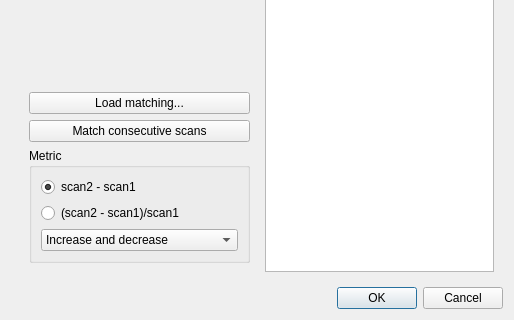
Qt form connectometry/match_db.ui (frankyeh/DSI-Studio) before a commit; both pictures show x 0 to 514 and y 243 to 563 of the 514 by 563 pixel window.
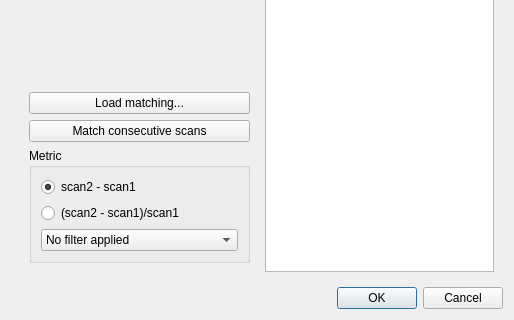
The same form after that commit.

Diff of the .ui file:
```diff
--- a/connectometry/match_db.ui
+++ b/connectometry/match_db.ui
@@ -74,7 +74,7 @@
              <widget class="QComboBox" name="inc_dec_filter">
               <item>
                <property name="text">
-                <string>Increase and decrease</string>
+                <string>No filter applied</string>
                </property>
               </item>
               <item>
```
